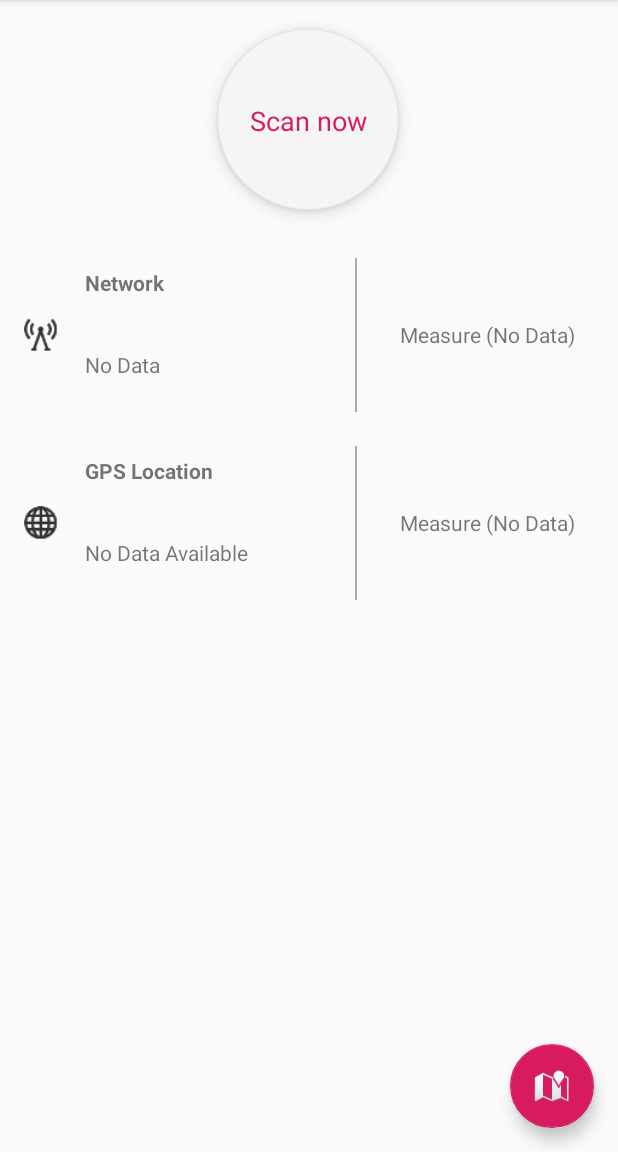
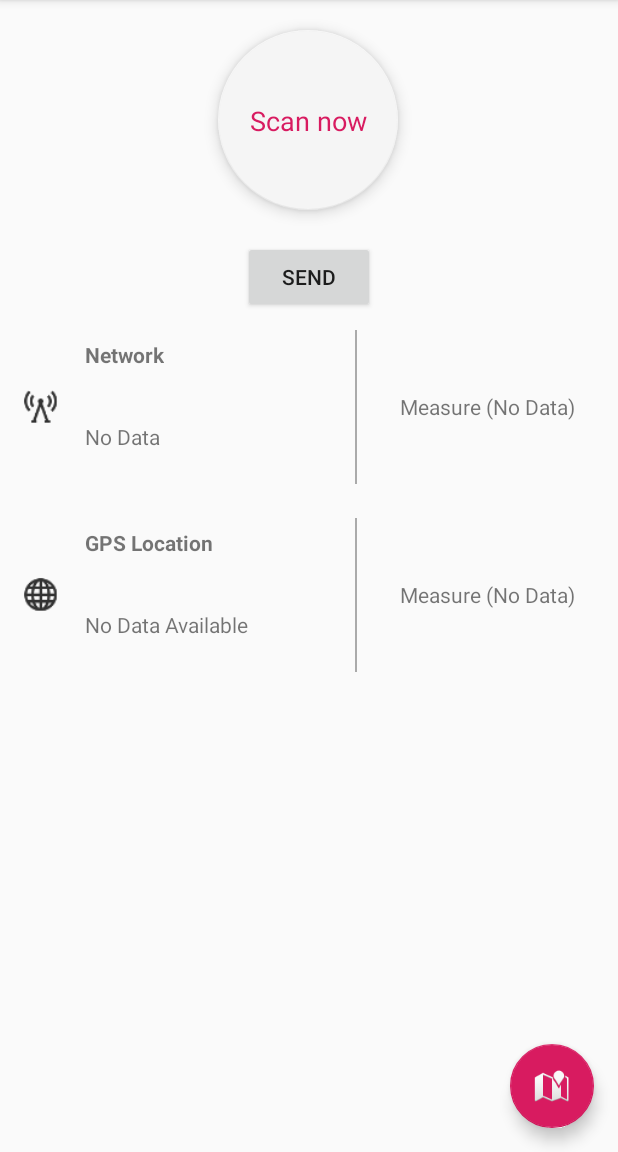
Before and after one commit to Tordesillas/IsThereAnyNetwork, an Android app: the screen it shows after launch (MainActivity), on a phone screen of 412 x 824 dp, the part 84-1236 px from its top. Run offline under Robolectric (Android 15) with nearby library versions, the phone set to English and light mode, and no system bars; our stand-ins replace RxJava.

Commit message:
Android: send network state

```diff
--- a/androidapp/app/src/main/java/eu/miaounyan/isthereanynetwork/MainActivity.java
+++ b/androidapp/app/src/main/java/eu/miaounyan/isthereanynetwork/MainActivity.java
@@ -11,6 +11,7 @@ import android.location.Criteria;
 import android.location.Location;
 import android.location.LocationListener;
 import android.location.LocationManager;
+import android.net.Network;
 import android.os.Build;
 import android.os.Bundle;
 import android.os.CountDownTimer;
@@ -32,6 +33,7 @@ import android.view.View;
 import android.view.ViewGroup;
 import android.view.animation.Animation;
 import android.view.animation.AnimationUtils;
+import android.widget.Button;
 import android.widget.FrameLayout;
 import android.widget.ImageView;
 import android.widget.LinearLayout;
@@ -43,6 +45,11 @@ import java.lang.reflect.Method;
 import java.util.Locale;
 
 import eu.miaounyan.isthereanynetwork.controller.MapActivity;
+import eu.miaounyan.isthereanynetwork.service.isthereanynetwork.IsThereAnyNetwork;
+import eu.miaounyan.isthereanynetwork.service.isthereanynetwork.IsThereAnyNetworkService;
+import eu.miaounyan.isthereanynetwork.service.isthereanynetwork.NetworkState;
+import io.reactivex.android.schedulers.AndroidSchedulers;
+import io.reactivex.schedulers.Schedulers;
 
 public class MainActivity extends AppCompatActivity {
 
@@ -76,6 +83,10 @@ public class MainActivity extends AppCompatActivity {
     private TextView locationInfo;
     private TextView locationData;
 
+    /* Send */
+    private Button sendButton;
+    private IsThereAnyNetwork isThereAnyNetwork;
+
     /* Permission */
     private static final String[] PERMISSIONS = {
             Manifest.permission.INTERNET, Manifest.permission.READ_PHONE_STATE,
@@ -99,6 +110,7 @@ public class MainActivity extends AppCompatActivity {
         timerScannerOnCreate();
         checkPermissions();
         locationOnCreate(inflater, parent);
+        sendOnCreate();
     }
 
     private void networkOnCreate(LayoutInflater inflater, ViewGroup parent) {
@@ -152,6 +164,27 @@ public class MainActivity extends AppCompatActivity {
         scanButton.setOnClickListener(view -> {
             Snackbar.make(view, "Scanning...", Snackbar.LENGTH_LONG);
             launchTimer();
+        });
+    }
+
+    private void sendOnCreate() {
+        isThereAnyNetwork = new IsThereAnyNetwork();
+        IsThereAnyNetworkService service = isThereAnyNetwork.connect();
+
+        sendButton = findViewById(R.id.send_button);
+        sendButton.setOnClickListener(view -> {
+            Log.d(this.getClass().getName(), "Sending network state");
+            Toast.makeText(getApplicationContext(), "Sending...", Toast.LENGTH_LONG);
+            service.sendNetworkState(new NetworkState(gpsTracker.getLatitude(), gpsTracker.getLongitude(), signalStrength, telephonyManager.getNetworkOperatorName(), "", "LTE"/*FIXME*/))
+                    .subscribeOn(Schedulers.io())
+                    .observeOn(AndroidSchedulers.mainThread())
+                    .subscribe(r -> {
+                        Log.d(this.getClass().getName(), "Sent network state");
+                        Toast.makeText(getApplicationContext(), "Sent " + r.getSignalStrength(), Toast.LENGTH_LONG);
+                    }, err -> {
+                        Log.e(this.getClass().getName(), "Error: " + err);
+                        Toast.makeText(getApplicationContext(), "Error " + err.getMessage(), Toast.LENGTH_LONG);
+                    });
         });
     }
 
--- /dev/null
+++ b/androidapp/app/src/main/java/eu/miaounyan/isthereanynetwork/service/isthereanynetwork/IsThereAnyNetwork.kt
@@ -0,0 +1,16 @@
+package eu.miaounyan.isthereanynetwork.service.isthereanynetwork
+
+import retrofit2.Retrofit
+import retrofit2.adapter.rxjava2.RxJava2CallAdapterFactory
+import retrofit2.converter.moshi.MoshiConverterFactory
+
+class IsThereAnyNetwork {
+    fun connect() : IsThereAnyNetworkService {
+        val retrofit = Retrofit.Builder()
+                .baseUrl("https://isthereanynetwork.miaounyan.eu")
+                .addCallAdapterFactory(RxJava2CallAdapterFactory.create())
+                .addConverterFactory(MoshiConverterFactory.create())
+                .build();
+        return retrofit.create(IsThereAnyNetworkService::class.java)
+    }
+}
--- /dev/null
+++ b/androidapp/app/src/main/java/eu/miaounyan/isthereanynetwork/service/isthereanynetwork/IsThereAnyNetworkService.kt
@@ -0,0 +1,14 @@
+package eu.miaounyan.isthereanynetwork.service.isthereanynetwork
+
+import io.reactivex.Observable
+import retrofit2.http.Body
+import retrofit2.http.GET
+import retrofit2.http.POST
+
+interface IsThereAnyNetworkService {
+    @GET("networkstate")
+    fun getNetworkStates() : Observable<List<NetworkState>>
+
+    @POST("networkstate")
+    fun sendNetworkState(@Body networkState: NetworkState) : Observable<NetworkState>
+}
--- a/androidapp/app/src/main/res/layout/content_main.xml
+++ b/androidapp/app/src/main/res/layout/content_main.xml
@@ -70,6 +70,13 @@
 
         </RelativeLayout>
 
+        <Button
+            android:id="@+id/send_button"
+            android:layout_width="wrap_content"
+            android:layout_height="wrap_content"
+            android:layout_gravity="top|center"
+            android:text="Send" />
+
     </LinearLayout>
 
 </ScrollView>
--- a/androidapp/build.gradle
+++ b/androidapp/build.gradle
@@ -1,6 +1,7 @@
 // Top-level build file where you can add configuration options common to all sub-projects/modules.
 
 buildscript {
+    ext.kotlin_version = '1.2.71'
 
     repositories {
         google()
@@ -8,7 +9,7 @@ buildscript {
     }
     dependencies {
         classpath 'com.android.tools.build:gradle:3.2.0'
-
+        classpath "org.jetbrains.kotlin:kotlin-gradle-plugin:$kotlin_version"
 
         // NOTE: Do not place your application dependencies here; they belong
         // in the individual module build.gradle files
```
Also changed, not shown: androidapp/app/build.gradle (+9 -0 lines), androidapp/app/src/main/java/eu/miaounyan/isthereanynetwork/service/isthereanynetwork/NetworkState.kt (added, +12 -0 lines).
